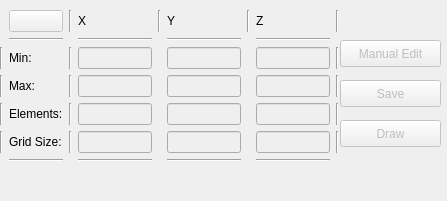
jmarcelogimenez/petroSym, file petroSym/blockmesh.ui: the form before one commit.
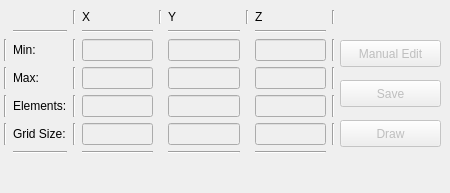
The form after the commit. Icons and pictures are not drawn.

The edit to the form file:
```diff
--- a/petroSym/blockmesh.ui
+++ b/petroSym/blockmesh.ui
@@ -6,8 +6,8 @@
    <rect>
     <x>0</x>
     <y>0</y>
-    <width>447</width>
-    <height>201</height>
+    <width>450</width>
+    <height>193</height>
    </rect>
   </property>
   <property name="sizePolicy">
@@ -36,49 +36,35 @@
     </rect>
    </property>
    <layout class="QGridLayout" name="gridLayout_2">
-    <item row="1" column="1">
-     <widget class="QPushButton" name="pushButton_4">
-      <property name="enabled">
-       <bool>false</bool>
-      </property>
-      <property name="text">
-       <string/>
-      </property>
-      <property name="icon">
-       <iconset resource="resources.qrc">
-        <normaloff>:/newPrefix/images/fromHelyx/cellField16.png</normaloff>:/newPrefix/images/fromHelyx/cellField16.png</iconset>
-      </property>
-     </widget>
-    </item>
-    <item row="2" column="7">
+    <item row="2" column="8">
      <widget class="Line" name="line_3">
       <property name="orientation">
        <enum>Qt::Horizontal</enum>
       </property>
      </widget>
     </item>
-    <item row="7" column="1">
+    <item row="7" column="2">
      <widget class="Line" name="line_7">
       <property name="orientation">
        <enum>Qt::Horizontal</enum>
       </property>
      </widget>
     </item>
-    <item row="1" column="2">
+    <item row="1" column="3">
      <widget class="Line" name="line_21">
       <property name="orientation">
        <enum>Qt::Vertical</enum>
       </property>
      </widget>
     </item>
-    <item row="2" column="1">
+    <item row="2" column="2">
      <widget class="Line" name="line_16">
       <property name="orientation">
        <enum>Qt::Horizontal</enum>
       </property>
      </widget>
     </item>
-    <item row="5" column="1">
+    <item row="5" column="2">
      <widget class="QLabel" name="label_3">
       <property name="font">
        <font>
@@ -92,42 +78,42 @@
       </property>
      </widget>
     </item>
-    <item row="6" column="3">
+    <item row="6" column="4">
      <widget class="QLineEdit" name="bm_xsize">
       <property name="enabled">
        <bool>false</bool>
       </property>
      </widget>
     </item>
-    <item row="3" column="3">
+    <item row="3" column="4">
      <widget class="QLineEdit" name="bm_xmin">
       <property name="enabled">
        <bool>false</bool>
       </property>
      </widget>
     </item>
-    <item row="4" column="3">
+    <item row="4" column="4">
      <widget class="QLineEdit" name="bm_xmax">
       <property name="enabled">
        <bool>false</bool>
       </property>
      </widget>
     </item>
-    <item row="3" column="7">
+    <item row="3" column="8">
      <widget class="QLineEdit" name="bm_zmin">
       <property name="enabled">
        <bool>false</bool>
       </property>
      </widget>
     </item>
-    <item row="3" column="5">
+    <item row="3" column="6">
      <widget class="QLineEdit" name="bm_ymin">
       <property name="enabled">
        <bool>false</bool>
       </property>
      </widget>
     </item>
-    <item row="1" column="5">
+    <item row="1" column="6">
      <widget class="QLabel" name="label_5">
       <property name="font">
        <font>
@@ -144,35 +130,42 @@
       </property>
      </widget>
     </item>
-    <item row="4" column="7">
+    <item row="4" column="8">
      <widget class="QLineEdit" name="bm_zmax">
       <property name="enabled">
        <bool>false</bool>
       </property>
      </widget>
     </item>
-    <item row="5" column="7">
+    <item row="5" column="8">
      <widget class="QLineEdit" name="bm_nz">
       <property name="enabled">
        <bool>false</bool>
       </property>
      </widget>
     </item>
-    <item row="5" column="3">
+    <item row="5" column="4">
      <widget class="QLineEdit" name="bm_nx">
       <property name="enabled">
        <bool>false</bool>
       </property>
      </widget>
     </item>
-    <item row="5" column="5">
+    <item row="5" column="6">
      <widget class="QLineEdit" name="bm_ny">
       <property name="enabled">
        <bool>false</bool>
       </property>
      </widget>
     </item>
-    <item row="3" column="1">
+    <item row="7" column="6">
+     <widget class="Line" name="line_5">
+      <property name="orientation">
+       <enum>Qt::Horizontal</enum>
+      </property>
+     </widget>
+    </item>
+    <item row="3" column="2">
      <widget class="QLabel" name="label">
       <property name="font">
        <font>
@@ -186,14 +179,14 @@
       </property>
      </widget>
     </item>
-    <item row="3" column="2">
+    <item row="3" column="3">
      <widget class="Line" name="line_17">
       <property name="orientation">
        <enum>Qt::Vertical</enum>
       </property>
      </widget>
     </item>
-    <item row="1" column="7">
+    <item row="1" column="8">
      <widget class="QLabel" name="label_6">
       <property name="font">
        <font>
@@ -210,21 +203,21 @@
       </property>
      </widget>
     </item>
-    <item row="4" column="5">
+    <item row="4" column="6">
      <widget class="QLineEdit" name="bm_ymax">
       <property name="enabled">
        <bool>false</bool>
       </property>
      </widget>
     </item>
-    <item row="6" column="7">
+    <item row="6" column="8">
      <widget class="QLineEdit" name="bm_zsize">
       <property name="enabled">
        <bool>false</bool>
       </property>
      </widget>
     </item>
-    <item row="4" column="1">
+    <item row="4" column="2">
      <widget class="QLabel" name="label_2">
       <property name="font">
        <font>
@@ -238,8 +231,14 @@
       </property>
      </widget>
     </item>
-    <item row="1" column="3">
+    <item row="1" column="4">
      <widget class="QLabel" name="label_4">
+      <property name="sizePolicy">
+       <sizepolicy hsizetype="Preferred" vsizetype="Preferred">
+        <horstretch>0</horstretch>
+        <verstretch>0</verstretch>
+       </sizepolicy>
+      </property>
       <property name="font">
        <font>
         <pointsize>9</pointsize>
@@ -256,7 +255,7 @@
       </property>
      </widget>
     </item>
-    <item row="6" column="1">
+    <item row="6" column="2">
      <widget class="QLabel" name="label_7">
       <property name="font">
        <font>
@@ -270,63 +269,49 @@
       </property>
      </widget>
     </item>
-    <item row="6" column="5">
+    <item row="6" column="6">
      <widget class="QLineEdit" name="bm_ysize">
       <property name="enabled">
        <bool>false</bool>
       </property>
      </widget>
     </item>
-    <item row="6" column="2">
+    <item row="6" column="3">
      <widget class="Line" name="line_20">
       <property name="orientation">
        <enum>Qt::Vertical</enum>
       </property>
      </widget>
     </item>
-    <item row="7" column="3">
+    <item row="7" column="4">
      <widget class="Line" name="line_4">
       <property name="orientation">
        <enum>Qt::Horizontal</enum>
       </property>
      </widget>
     </item>
-    <item row="1" column="8">
+    <item row="1" column="9">
      <widget class="Line" name="line_22">
       <property name="orientation">
        <enum>Qt::Vertical</enum>
       </property>
      </widget>
     </item>
-    <item row="4" column="0">
+    <item row="4" column="1">
      <widget class="Line" name="line_10">
       <property name="orientation">
        <enum>Qt::Vertical</enum>
       </property>
      </widget>
     </item>
-    <item row="6" column="8">
+    <item row="6" column="9">
      <widget class="Line" name="line_15">
       <property name="orientation">
        <enum>Qt::Vertical</enum>
       </property>
      </widget>
     </item>
-    <item row="3" column="8">
-     <widget class="Line" name="line_12">
-      <property name="orientation">
-       <enum>Qt::Vertical</enum>
-      </property>
-     </widget>
-    </item>
-    <item row="5" column="0">
-     <widget class="Line" name="line_9">
-      <property name="orientation">
-       <enum>Qt::Vertical</enum>
-      </property>
-     </widget>
-    </item>
-    <item row="13" column="1" colspan="7">
+    <item row="13" column="2" colspan="7">
      <spacer name="verticalSpacer">
       <property name="orientation">
        <enum>Qt::Vertical</enum>
@@ -339,90 +324,123 @@
       </property>
      </spacer>
     </item>
-    <item row="2" column="5">
+    <item row="3" column="9">
+     <widget class="Line" name="line_12">
+      <property name="orientation">
+       <enum>Qt::Vertical</enum>
+      </property>
+     </widget>
+    </item>
+    <item row="5" column="1">
+     <widget class="Line" name="line_9">
+      <property name="orientation">
+       <enum>Qt::Vertical</enum>
+      </property>
+     </widget>
+    </item>
+    <item row="5" column="9">
+     <widget class="Line" name="line_14">
+      <property name="orientation">
+       <enum>Qt::Vertical</enum>
+      </property>
+     </widget>
+    </item>
+    <item row="2" column="6">
      <widget class="Line" name="line_2">
       <property name="orientation">
        <enum>Qt::Horizontal</enum>
       </property>
      </widget>
     </item>
-    <item row="5" column="2">
+    <item row="5" column="3">
      <widget class="Line" name="line_19">
       <property name="orientation">
        <enum>Qt::Vertical</enum>
       </property>
      </widget>
     </item>
-    <item row="5" column="8">
-     <widget class="Line" name="line_14">
-      <property name="orientation">
-       <enum>Qt::Vertical</enum>
-      </property>
-     </widget>
-    </item>
-    <item row="2" column="3">
+    <item row="2" column="4">
      <widget class="Line" name="line">
       <property name="orientation">
        <enum>Qt::Horizontal</enum>
       </property>
      </widget>
     </item>
-    <item row="7" column="5">
-     <widget class="Line" name="line_5">
-      <property name="orientation">
-       <enum>Qt::Horizontal</enum>
-      </property>
-     </widget>
-    </item>
-    <item row="4" column="8">
+    <item row="4" column="9">
      <widget class="Line" name="line_13">
       <property name="orientation">
        <enum>Qt::Vertical</enum>
       </property>
      </widget>
     </item>
-    <item row="6" column="0">
+    <item row="6" column="1">
      <widget class="Line" name="line_8">
       <property name="orientation">
        <enum>Qt::Vertical</enum>
       </property>
      </widget>
     </item>
-    <item row="4" column="2">
+    <item row="4" column="3">
      <widget class="Line" name="line_18">
       <property name="orientation">
        <enum>Qt::Vertical</enum>
       </property>
      </widget>
     </item>
-    <item row="7" column="7">
+    <item row="7" column="8">
      <widget class="Line" name="line_6">
       <property name="orientation">
        <enum>Qt::Horizontal</enum>
       </property>
      </widget>
     </item>
-    <item row="3" column="0">
+    <item row="3" column="1">
      <widget class="Line" name="line_11">
       <property name="orientation">
        <enum>Qt::Vertical</enum>
       </property>
      </widget>
     </item>
-    <item row="1" column="4">
+    <item row="1" column="5">
      <widget class="Line" name="line_23">
       <property name="orientation">
        <enum>Qt::Vertical</enum>
       </property>
      </widget>
     </item>
-    <item row="1" column="6">
+    <item row="1" column="7">
      <widget class="Line" name="line_24">
       <property name="orientation">
        <enum>Qt::Vertical</enum>
       </property>
      </widget>
     </item>
+    <item row="4" column="0">
+     <spacer name="horizontalSpacer">
+      <property name="orientation">
+       <enum>Qt::Horizontal</enum>
+      </property>
+      <property name="sizeHint" stdset="0">
+       <size>
+        <width>40</width>
+        <height>20</height>
+       </size>
+      </property>
+     </spacer>
+    </item>
+    <item row="4" column="10">
+     <spacer name="horizontalSpacer_2">
+      <property name="orientation">
+       <enum>Qt::Horizontal</enum>
+      </property>
+      <property name="sizeHint" stdset="0">
+       <size>
+        <width>40</width>
+        <height>20</height>
+       </size>
+      </property>
+     </spacer>
+    </item>
    </layout>
   </widget>
   <widget class="QPushButton" name="pushButton_2">
```
